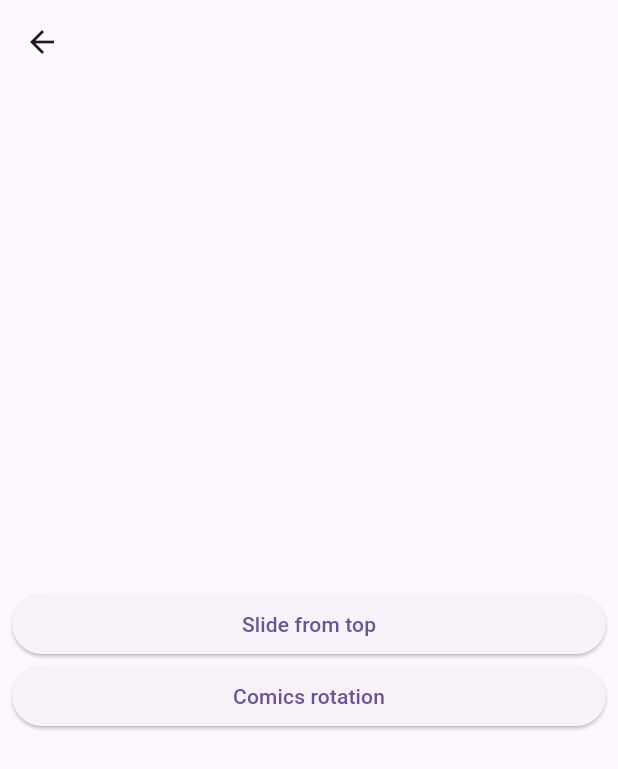
After one commit to glebosotov/flutter-education-complex-animations, a Flutter app: the screen it shows after launch, after a tap on "Page Transition", on a phone screen of 412 x 824 dp. The commit adds this screen. Shown: the top 769 px of the screen. Run offline on Flutter 3.47's test engine with Material 3 defaults, Android fonts, the light colour scheme and no system bars; our stand-ins replace google_fonts; missing offline and left inert: foil; network calls fail.

Commit message:
feat: add page transitions

```diff
--- a/lib/main.dart
+++ b/lib/main.dart
@@ -1,6 +1,7 @@
 import 'package:flutter/material.dart';
 import 'package:interactive_animation_demo/hero/complex_hero.dart';
 import 'package:interactive_animation_demo/hero/hero.dart';
+import 'package:interactive_animation_demo/page_transition.dart';
 
 import 'complex_animation/complex_animation.dart';
 
@@ -61,6 +62,13 @@ class HomePage extends StatelessWidget {
                 ),
               ),
             ),
+            _GridTile(
+              name: 'Page Transition',
+              icon: Icons.compare_arrows_sharp,
+              destination: MaterialPageRoute(
+                builder: (_) => const PageTransitionExample(),
+              ),
+            ),
           ],
         ),
       ),
--- /dev/null
+++ b/lib/page_transition.dart
@@ -0,0 +1,94 @@
+import 'package:flutter/material.dart';
+
+class PageTransitionExample extends StatelessWidget {
+  const PageTransitionExample({super.key});
+
+  @override
+  Widget build(BuildContext context) {
+    return Scaffold(
+      appBar: AppBar(),
+      body: Center(
+        child: ListView.builder(
+          padding: const EdgeInsets.all(8),
+          itemBuilder: (context, index) {
+            final entries = transitions.entries.toList();
+            final transition = entries[index];
+            return ElevatedButton(
+              onPressed: () {
+                Navigator.of(context).push(_createRoute(transition.value));
+              },
+              child: Text(transition.key),
+            );
+          },
+          itemCount: transitions.length,
+          shrinkWrap: true,
+        ),
+      ),
+    );
+  }
+}
+
+final transitions = <String,
+    Widget Function(
+  BuildContext,
+  Animation<double>,
+  Animation<double>,
+  Widget,
+)>{
+  'Slide from top': (context, animation, secondaryAnimation, child) {
+    const begin = Offset(0.0, 1.0);
+    const end = Offset.zero;
+    const curve = Curves.ease;
+
+    final tween = Tween(begin: begin, end: end);
+    final curvedAnimation = CurvedAnimation(
+      parent: animation,
+      curve: curve,
+    );
+
+    return SlideTransition(
+      position: tween.animate(curvedAnimation),
+      child: child,
+    );
+  },
+  'Comics rotation': (context, animation, secondaryAnimation, child) {
+    const begin = 0.0;
+    const end = 4.0;
+    final tween = Tween(begin: begin, end: end);
+    final rotationAnimation = animation.drive(tween);
+
+    return RotationTransition(
+      turns: rotationAnimation,
+      child: child,
+    );
+  },
+};
+
+Route _createRoute(
+  Widget Function(
+    BuildContext,
+    Animation<double>,
+    Animation<double>,
+    Widget,
+  ) transitionsBuilder,
+) {
+  return PageRouteBuilder(
+    pageBuilder: (context, animation, secondaryAnimation) => const Page2(),
+    transitionsBuilder: transitionsBuilder,
+    transitionDuration: const Duration(milliseconds: 600),
+  );
+}
+
+class Page2 extends StatelessWidget {
+  const Page2({super.key});
+
+  @override
+  Widget build(BuildContext context) {
+    return Scaffold(
+      appBar: AppBar(),
+      body: const Center(
+        child: Text('Destination'),
+      ),
+    );
+  }
+}
```
